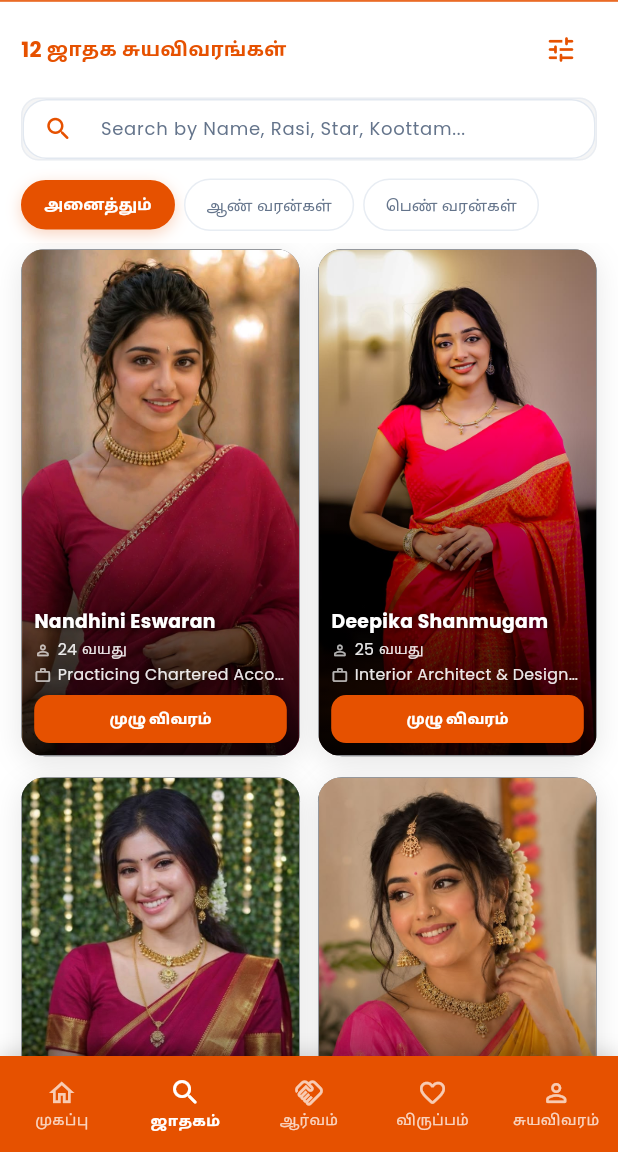
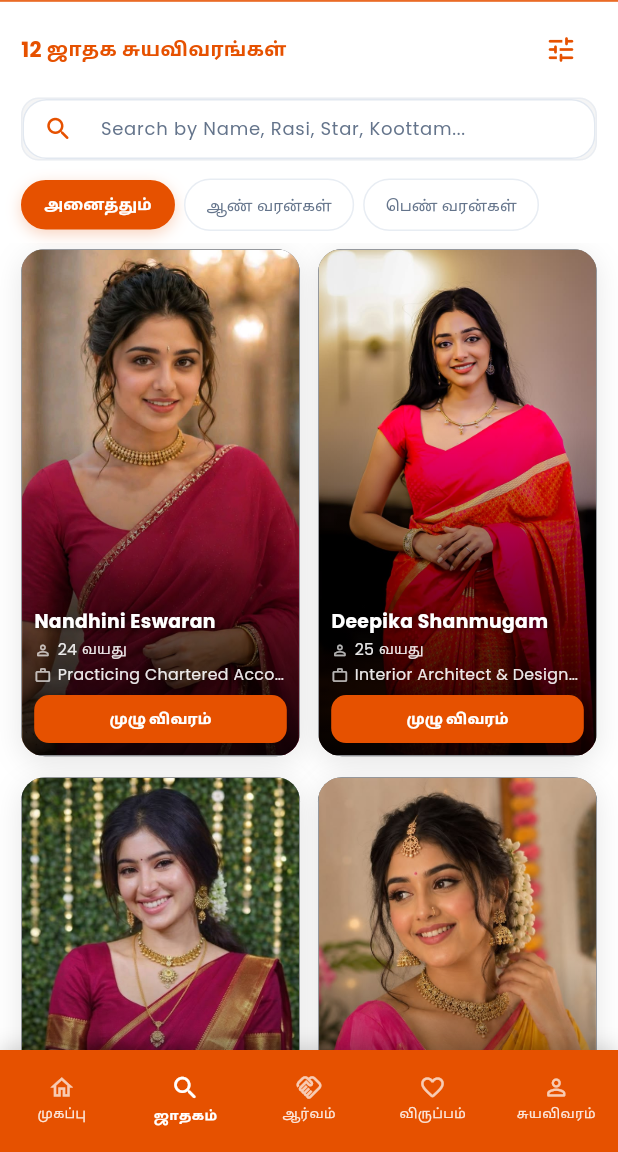
Before and after one commit to Rithish-25/Kongu-Matrimony, a Flutter app: the screen it shows after launch, item 2 of the bottom bar chosen, on a phone screen of 412 x 824 dp, the part 84-1236 px from its top. Run offline on Flutter 3.47's test engine with Material 3 defaults, Android fonts, the phone set to English and light mode, and no system bars; our stand-ins replace flutter_native_splash, google_fonts, image_picker, shared_preferences; missing offline and left inert: dart:html, file_picker_platform_interface; network calls fail.

Commit message:
Fix Tamil navigation label vertical clipping by adding bottom padding and NotoSansTamil typography

```diff
--- a/frontend/lib/widgets/bottom_navigation/custom_bottom_navigation.dart
+++ b/frontend/lib/widgets/bottom_navigation/custom_bottom_navigation.dart
@@ -59,8 +59,10 @@ class CustomBottomNavigationBar extends StatelessWidget {
           ),
           child: SafeArea(
             top: false,
-            child: SizedBox(
-              height: 64,
+            bottom: true,
+            child: Container(
+              constraints: const BoxConstraints(minHeight: 68),
+              padding: const EdgeInsets.only(top: 8, bottom: 12),
               child: Row(
                 children: List.generate(items.length, (index) {
                   final item = items[index];
@@ -74,14 +76,15 @@ class CustomBottomNavigationBar extends StatelessWidget {
                         splashColor: Colors.white.withValues(alpha: 0.15),
                         highlightColor: Colors.white.withValues(alpha: 0.08),
                         child: Column(
+                          mainAxisSize: MainAxisSize.min,
                           mainAxisAlignment: MainAxisAlignment.center,
                           children: [
                             Icon(
                               isSelected ? item.activeIcon : item.icon,
                               color: isSelected ? Colors.white : Colors.white.withValues(alpha: 0.7),
-                              size: isSelected ? 22 : 20,
+                              size: isSelected ? 20 : 18,
                             ),
-                            const SizedBox(height: 2),
+                            const SizedBox(height: 3),
                             FittedBox(
                               fit: BoxFit.scaleDown,
                               child: Padding(
@@ -89,11 +92,11 @@ class CustomBottomNavigationBar extends StatelessWidget {
                                 child: Text(
                                   item.label,
                                   maxLines: 1,
-                                  style: GoogleFonts.roboto(
-                                    fontSize: 11,
+                                  style: GoogleFonts.notoSansTamil(
+                                    fontSize: 10,
                                     fontWeight: isSelected ? FontWeight.w700 : FontWeight.w500,
-                                    color: isSelected ? Colors.white : Colors.white.withValues(alpha: 0.75),
-                                    height: 1.2,
+                                    color: isSelected ? Colors.white : Colors.white.withValues(alpha: 0.85),
+                                    height: 1.1,
                                   ),
                                 ),
                               ),
```
